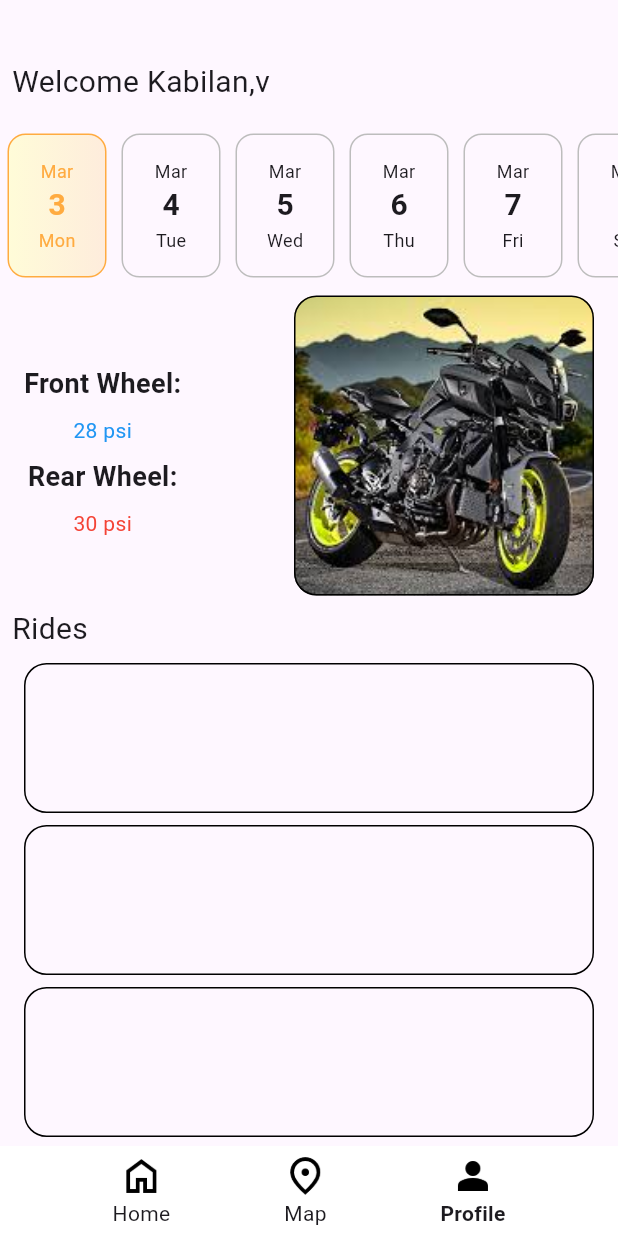
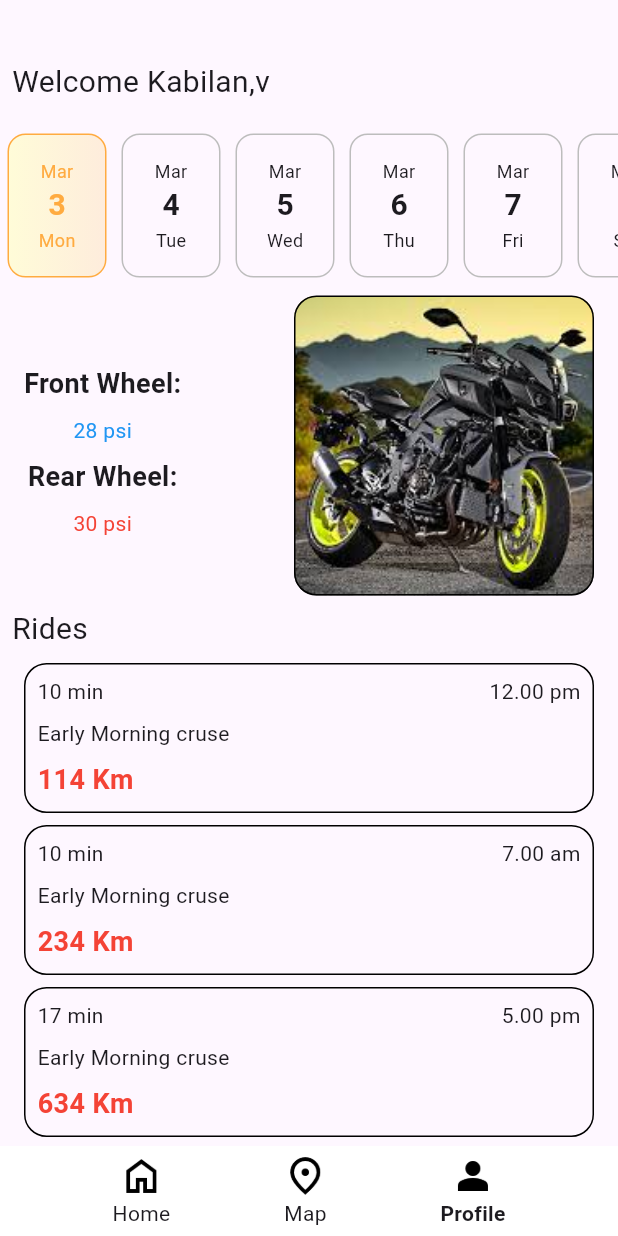
Before and after one commit to kabilan-7-v/chargiz, a Flutter app: the screen it shows after launch, item 3 of the bottom bar chosen, on a phone screen of 412 x 824 dp. Run offline on Flutter 3.47's test engine with Material 3 defaults, Android fonts, the light colour scheme and no system bars; drawn by our look-alikes of scrollable_positioned_list; our stand-ins replace syncfusion_flutter_gauges; missing offline and left inert: o3d.

Commit message:
report in profile page

```diff
--- a/lib/Page/ProfilePage/profile_page.dart
+++ b/lib/Page/ProfilePage/profile_page.dart
@@ -101,6 +101,37 @@ class _ProfilePageState extends State<ProfilePage> {
                   borderRadius: BorderRadius.circular(15),
                   border: Border.all(),
                 ),
+                child: Column(
+                    crossAxisAlignment: CrossAxisAlignment.start,
+                    children: [
+                      Row(
+                        children: [
+                          Padding(
+                            padding: const EdgeInsets.all(8.0),
+                            child: Text("10 min"),
+                          ),
+                          Spacer(),
+                          Text("12.00 pm"),
+                          SizedBox(
+                            width: 8,
+                          ),
+                        ],
+                      ),
+                      Padding(
+                        padding: const EdgeInsets.only(left: 8.0),
+                        child: Text("Early Morning cruse"),
+                      ),
+                      Padding(
+                        padding: const EdgeInsets.all(8.0),
+                        child: Text(
+                          "114 Km",
+                          style: TextStyle(
+                              fontSize: 18,
+                              fontWeight: FontWeight.bold,
+                              color: Colors.red),
+                        ),
+                      )
+                    ]),
               ),
             ),
             SizedBox(
@@ -114,6 +145,37 @@ class _ProfilePageState extends State<ProfilePage> {
                   borderRadius: BorderRadius.circular(15),
                   border: Border.all(),
                 ),
+                child: Column(
+                    crossAxisAlignment: CrossAxisAlignment.start,
+                    children: [
+                      Row(
+                        children: [
+                          Padding(
+                            padding: const EdgeInsets.all(8.0),
+                            child: Text("10 min"),
+                          ),
+                          Spacer(),
+                          Text("7.00 am"),
+                          SizedBox(
+                            width: 8,
+                          ),
+                        ],
+                      ),
+                      Padding(
+                        padding: const EdgeInsets.only(left: 8.0),
+                        child: Text("Early Morning cruse"),
+                      ),
+                      Padding(
+                        padding: const EdgeInsets.all(8.0),
+                        child: Text(
+                          "234 Km",
+                          style: TextStyle(
+                              fontSize: 18,
+                              fontWeight: FontWeight.bold,
+                              color: Colors.red),
+                        ),
+                      )
+                    ]),
               ),
             ),
             SizedBox(
@@ -127,6 +189,37 @@ class _ProfilePageState extends State<ProfilePage> {
                   borderRadius: BorderRadius.circular(15),
                   border: Border.all(),
                 ),
+                child: Column(
+                    crossAxisAlignment: CrossAxisAlignment.start,
+                    children: [
+                      Row(
+                        children: [
+                          Padding(
+                            padding: const EdgeInsets.all(8.0),
+                            child: Text("17 min"),
+                          ),
+                          Spacer(),
+                          Text("5.00 pm"),
+                          SizedBox(
+                            width: 8,
+                          ),
+                        ],
+                      ),
+                      Padding(
+                        padding: const EdgeInsets.only(left: 8.0),
+                        child: Text("Early Morning cruse"),
+                      ),
+                      Padding(
+                        padding: const EdgeInsets.all(8.0),
+                        child: Text(
+                          "634 Km",
+                          style: TextStyle(
+                              fontSize: 18,
+                              fontWeight: FontWeight.bold,
+                              color: Colors.red),
+                        ),
+                      )
+                    ]),
               ),
             ),
             SizedBox(
@@ -140,8 +233,39 @@ class _ProfilePageState extends State<ProfilePage> {
                   borderRadius: BorderRadius.circular(15),
                   border: Border.all(),
                 ),
+                child: Column(
+                    crossAxisAlignment: CrossAxisAlignment.start,
+                    children: [
+                      Row(
+                        children: [
+                          Padding(
+                            padding: const EdgeInsets.all(8.0),
+                            child: Text("12 min"),
+                          ),
+                          Spacer(),
+                          Text("6.00 am"),
+                          SizedBox(
+                            width: 8,
+                          ),
+                        ],
+                      ),
+                      Padding(
+                        padding: const EdgeInsets.only(left: 8.0),
+                        child: Text("Early Morning cruse"),
+                      ),
+                      Padding(
+                        padding: const EdgeInsets.all(8.0),
+                        child: Text(
+                          "134 Km",
+                          style: TextStyle(
+                              fontSize: 18,
+                              fontWeight: FontWeight.bold,
+                              color: Colors.red),
+                        ),
+                      )
+                    ]),
               ),
-            )
+            ),
           ],
         ),
       ),
```
